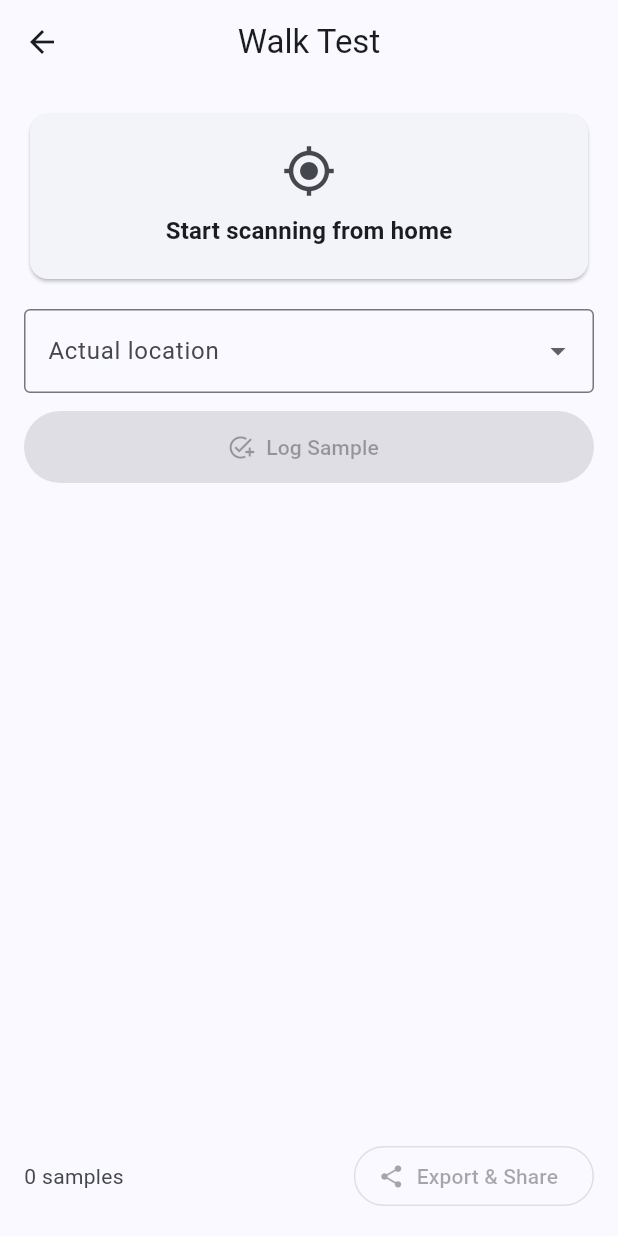
After one commit to akshit-a9/Indoor-Localization-Android, a Flutter app: the screen it shows after launch, after a tap on the "directions walk" icon, on a phone screen of 412 x 824 dp. The commit adds this screen. Run offline on Flutter 3.47's test engine with Material 3 defaults, Android fonts, the phone set to English and light mode, and no system bars; our stand-ins replace csv, permission_handler, sensors_plus, share_plus; missing offline and left inert: onnxruntime, wifi_scan; statements that could not run were skipped.

Commit message:
Added an accuracy test to the flutter application

```diff
--- a/Demo_Flutter/lib/home_page.dart
+++ b/Demo_Flutter/lib/home_page.dart
@@ -1,10 +1,12 @@
 import 'dart:async';
+import 'dart:ui';
 import 'package:flutter/material.dart';
 import 'package:permission_handler/permission_handler.dart';
 import 'models/localization_result.dart';
 import 'services/coordinates_service.dart';
 import 'services/inference_engine.dart';
 import 'services/wifi_scanner.dart';
+import 'walk_test_page.dart';
 import 'widgets/location_map.dart';
 
 class HomePage extends StatefulWidget {
@@ -130,6 +132,16 @@ class _HomePageState extends State<HomePage> {
                 scanCount: _scanCount,
                 lastScanTime: _lastScanTime,
                 isScanning: _isScanning,
+                onWalkTest: _engineReady
+                    ? () => Navigator.of(context).push(
+                          MaterialPageRoute(
+                            builder: (_) => WalkTestPage(
+                              engine: _engine,
+                              scanner: _scanner,
+                            ),
+                          ),
+                        )
+                    : null,
               ),
               const SizedBox(height: 12),
               LocationMap(coord: _currentCoord),
@@ -161,12 +173,14 @@ class _QuickView extends StatelessWidget {
   final int scanCount;
   final DateTime? lastScanTime;
   final bool isScanning;
+  final VoidCallback? onWalkTest;
 
   const _QuickView({
     required this.status,
     required this.scanCount,
     required this.lastScanTime,
     required this.isScanning,
+    this.onWalkTest,
   });
 
   String _formatTime(DateTime t) =>
@@ -179,12 +193,12 @@ class _QuickView extends StatelessWidget {
 
     return Card.outlined(
       child: Padding(
-        padding: const EdgeInsets.symmetric(horizontal: 14, vertical: 10),
+        padding: const EdgeInsets.symmetric(horizontal: 14, vertical: 8),
         child: Row(
           children: [
             Icon(
               isScanning ? Icons.sync : Icons.pause_circle_outline,
-              size: 18,
+              size: 16,
               color: isScanning ? Colors.blue : cs.onSurfaceVariant,
             ),
             const SizedBox(width: 8),
@@ -195,20 +209,34 @@ class _QuickView extends StatelessWidget {
                 overflow: TextOverflow.ellipsis,
               ),
             ),
-            const SizedBox(width: 8),
             Text(
               '$scanCount scan${scanCount == 1 ? '' : 's'}',
-              style: tt.bodySmall?.copyWith(color: cs.onSurfaceVariant),
+              style: tt.bodySmall?.copyWith(color: cs.onSurfaceVariant, fontSize: 11),
             ),
             if (lastScanTime != null) ...[
-              const SizedBox(width: 8),
+              const SizedBox(width: 6),
               Text('·', style: tt.bodySmall?.copyWith(color: cs.onSurfaceVariant)),
-              const SizedBox(width: 8),
+              const SizedBox(width: 6),
               Text(
                 _formatTime(lastScanTime!),
                 style: tt.bodySmall?.copyWith(
                   color: cs.onSurfaceVariant,
+                  fontSize: 11,
                   fontFeatures: const [FontFeature.tabularFigures()],
+                ),
+              ),
+            ],
+            if (onWalkTest != null) ...[
+              const SizedBox(width: 12),
+              SizedBox(
+                width: 24,
+                height: 24,
+                child: IconButton(
+                  onPressed: onWalkTest,
+                  icon: const Icon(Icons.directions_walk, size: 16),
+                  padding: EdgeInsets.zero,
+                  color: Colors.orange.shade700,
+                  tooltip: 'Walk Test',
                 ),
               ),
             ],
--- a/Demo_Flutter/lib/services/inference_engine.dart
+++ b/Demo_Flutter/lib/services/inference_engine.dart
@@ -23,6 +23,7 @@ class InferenceEngine {
   List<String> get featureBssids => List.unmodifiable(_featureBssids);
   List<ModelInfo> get availableModels => List.unmodifiable(_models);
   ModelInfo? get activeModel => _activeModel;
+  Map<int, String> get labelMap => Map.unmodifiable(_labelMap);
 
   Future<void> init() async {
     OrtEnv.instance.init();
--- /dev/null
+++ b/Demo_Flutter/lib/walk_test_page.dart
@@ -0,0 +1,288 @@
+import 'dart:async';
+import 'dart:io';
+import 'package:flutter/material.dart';
+import 'package:path_provider/path_provider.dart';
+import 'package:share_plus/share_plus.dart';
+import 'models/localization_result.dart';
+import 'services/inference_engine.dart';
+import 'services/wifi_scanner.dart';
+
+class WalkTestSample {
+  final DateTime timestamp;
+  final String actual;
+  final String predicted;
+  final double? confidence;
+
+  const WalkTestSample({
+    required this.timestamp,
+    required this.actual,
+    required this.predicted,
+    required this.confidence,
+  });
+}
+
+class WalkTestPage extends StatefulWidget {
+  final InferenceEngine engine;
+  final RealTimeScanner? scanner;
+
+  const WalkTestPage({super.key, required this.engine, this.scanner});
+
+  @override
+  State<WalkTestPage> createState() => _WalkTestPageState();
+}
+
+class _WalkTestPageState extends State<WalkTestPage> {
+  StreamSubscription? _sub;
+  LocalizationResult? _latestResult;
+  String? _selectedActual;
+  final List<WalkTestSample> _samples = [];
+  bool _exported = false;
+
+  @override
+  void initState() {
+    super.initState();
+    _sub = widget.scanner?.updates.listen((update) {
+      if (!mounted) return;
+      setState(() => _latestResult = update.result as LocalizationResult?);
+    });
+  }
+
+  @override
+  void dispose() {
+    _sub?.cancel();
+    super.dispose();
+  }
+
+  void _logSample() {
+    final actual = _selectedActual;
+    final result = _latestResult;
+    if (actual == null || result == null) return;
+
+    final sample = WalkTestSample(
+      timestamp: DateTime.now(),
+      actual: actual,
+      predicted: result.locationLabel,
+      confidence: result.confidence,
+    );
+    setState(() {
+      _samples.add(sample);
+      _exported = false;
+    });
+
+    ScaffoldMessenger.of(context)
+      ..hideCurrentSnackBar()
+      ..showSnackBar(SnackBar(
+        content: Text('Logged — actual: ${sample.actual}, predicted: ${sample.predicted}'),
+        duration: const Duration(seconds: 2),
+      ));
+  }
+
+  Future<void> _exportCsv() async {
+    if (_samples.isEmpty) return;
+
+    final buf = StringBuffer()
+      ..writeln('timestamp,actual,predicted,confidence');
+    for (final s in _samples) {
+      final conf = s.confidence?.toStringAsFixed(6) ?? '';
+      buf.writeln('${s.timestamp.toIso8601String()},'
+          '${_csvEscape(s.actual)},'
+          '${_csvEscape(s.predicted)},'
+          '$conf');
+    }
+
+    Directory? dir;
+    try {
+      dir = Platform.isAndroid
+          ? await getExternalStorageDirectory()
+          : await getDownloadsDirectory();
+    } catch (_) {}
+    dir ??= await getApplicationDocumentsDirectory();
+
+    final ts = DateTime.now()
+        .toIso8601String()
+        .replaceAll(':', '-')
+        .replaceAll('.', '-');
+    final fileName = 'walk_test_$ts.csv';
+    final file = File('${dir.path}/$fileName');
+    await file.writeAsString(buf.toString());
+
+    // Share the file
+    await Share.shareXFiles([XFile(file.path)], text: 'Indoor Localization Walk Test Export');
+
+    if (!mounted) return;
+    setState(() => _exported = true);
+    ScaffoldMessenger.of(context)
+      ..hideCurrentSnackBar()
+      ..showSnackBar(SnackBar(content: Text('Exported and shared: $fileName')));
+  }
+
+  String _csvEscape(String v) {
+    if (v.contains(',') || v.contains('"') || v.contains('\n')) {
+      return '"${v.replaceAll('"', '""')}"';
+    }
+    return v;
+  }
+
+  Future<bool> _confirmDiscard() async {
+    if (_samples.isEmpty || _exported) return true;
+    final ok = await showDialog<bool>(
+      context: context,
+      builder: (ctx) => AlertDialog(
+        title: const Text('Discard samples?'),
+        content: Text(
+            '${_samples.length} sample${_samples.length == 1 ? '' : 's'} not exported. Leaving will discard them.'),
+        actions: [
+          TextButton(
+              onPressed: () => Navigator.of(ctx).pop(false),
+              child: const Text('Cancel')),
+          TextButton(
+              onPressed: () => Navigator.of(ctx).pop(true),
+              child: const Text('Discard')),
+        ],
+      ),
+    );
+    return ok ?? false;
+  }
+
+  @override
+  Widget build(BuildContext context) {
+    final labels = widget.engine.labelMap.values.toList()..sort();
+    final scanning = widget.scanner?.state == ScanState.scanning;
+    final result = _latestResult;
+    final canLog = _selectedActual != null && result != null;
+
+    return PopScope(
+      canPop: false,
+      onPopInvokedWithResult: (didPop, _) async {
+        if (didPop) return;
+        final navigator = Navigator.of(context);
+        final ok = await _confirmDiscard();
+        if (ok && mounted) navigator.pop();
+      },
+      child: Scaffold(
+        appBar: AppBar(title: const Text('Walk Test'), centerTitle: true),
+        body: SafeArea(
+          child: Padding(
+            padding: const EdgeInsets.all(16),
+            child: Column(
+              crossAxisAlignment: CrossAxisAlignment.stretch,
+              children: [
+                _PredictionCard(result: result, isScanning: scanning),
+                const SizedBox(height: 16),
+                DropdownButtonFormField<String>(
+                  decoration: const InputDecoration(
+                    labelText: 'Actual location',
+                    border: OutlineInputBorder(),
+                  ),
+                  value: _selectedActual,
+                  isExpanded: true,
+                  items: labels
+                      .map((l) => DropdownMenuItem(
+                            value: l,
+                            child: Text(l, overflow: TextOverflow.ellipsis),
+                          ))
+                      .toList(),
+                  onChanged: (v) => setState(() => _selectedActual = v),
+                ),
+                const SizedBox(height: 12),
+                FilledButton.icon(
+                  onPressed: canLog ? _logSample : null,
+                  icon: const Icon(Icons.add_task),
+                  label: const Text('Log Sample'),
+                  style: FilledButton.styleFrom(
+                      minimumSize: const Size.fromHeight(48)),
+                ),
+                const Spacer(),
+                _SampleCounterBar(
+                  count: _samples.length,
+                  exported: _exported,
+                  onExport: _samples.isNotEmpty ? _exportCsv : null,
+                ),
+              ],
+            ),
+          ),
+        ),
+      ),
+    );
+  }
+}
+
+class _PredictionCard extends StatelessWidget {
+  final LocalizationResult? result;
+  final bool isScanning;
+  const _PredictionCard({required this.result, required this.isScanning});
+
+  @override
+  Widget build(BuildContext context) {
+    final cs = Theme.of(context).colorScheme;
+    final tt = Theme.of(context).textTheme;
+
+    return Card(
+      color: isScanning ? cs.primaryContainer : cs.surfaceContainerLow,
+      child: Padding(
+        padding: const EdgeInsets.all(20),
+        child: Column(
+          children: [
+            Icon(
+              Icons.my_location,
+              size: 36,
+              color: isScanning ? cs.onPrimaryContainer : cs.onSurfaceVariant,
+            ),
+            const SizedBox(height: 10),
+            Text(
+              result?.locationLabel ??
+                  (isScanning ? 'Waiting for scan...' : 'Start scanning from home'),
+              style: tt.titleMedium?.copyWith(
+                color: isScanning ? cs.onPrimaryContainer : cs.onSurface,
+                fontWeight: FontWeight.bold,
+              ),
+              textAlign: TextAlign.center,
+            ),
+            if (result?.confidence != null) ...[
+              const SizedBox(height: 4),
+              Text(
+                'Confidence: ${(result!.confidence! * 100).toStringAsFixed(1)}%',
+                style: tt.bodySmall?.copyWith(
+                  color: isScanning ? cs.onPrimaryContainer : cs.onSurfaceVariant,
+                ),
+              ),
+            ],
+          ],
+        ),
+      ),
+    );
+  }
+}
+
+class _SampleCounterBar extends StatelessWidget {
+  final int count;
+  final bool exported;
+  final VoidCallback? onExport;
+  const _SampleCounterBar({
+    required this.count,
+    required this.exported,
+    required this.onExport,
+  });
+
+  @override
+  Widget build(BuildContext context) {
+    final tt = Theme.of(context).textTheme;
+    final cs = Theme.of(context).colorScheme;
+    return Row(
+      children: [
+        Expanded(
+          child: Text(
+            '$count sample${count == 1 ? '' : 's'}'
+            '${exported ? ' · exported' : ''}',
+            style: tt.bodyMedium?.copyWith(color: cs.onSurfaceVariant),
+          ),
+        ),
+        OutlinedButton.icon(
+          onPressed: onExport,
+          icon: const Icon(Icons.share),
+          label: const Text('Export & Share'),
+        ),
+      ],
+    );
+  }
+}
--- a/Demo_Flutter/pubspec.yaml
+++ b/Demo_Flutter/pubspec.yaml
@@ -13,6 +13,8 @@ dependencies:
   wifi_scan: ^0.4.0+1
   onnxruntime: 1.4.1
   permission_handler: ^12.0.1
+  path_provider: ^2.1.4
+  share_plus: ^10.1.2
 
 dev_dependencies:
   flutter_test:
```
Also changed, not shown: Demo_Flutter/pubspec.lock, 5 other files.
